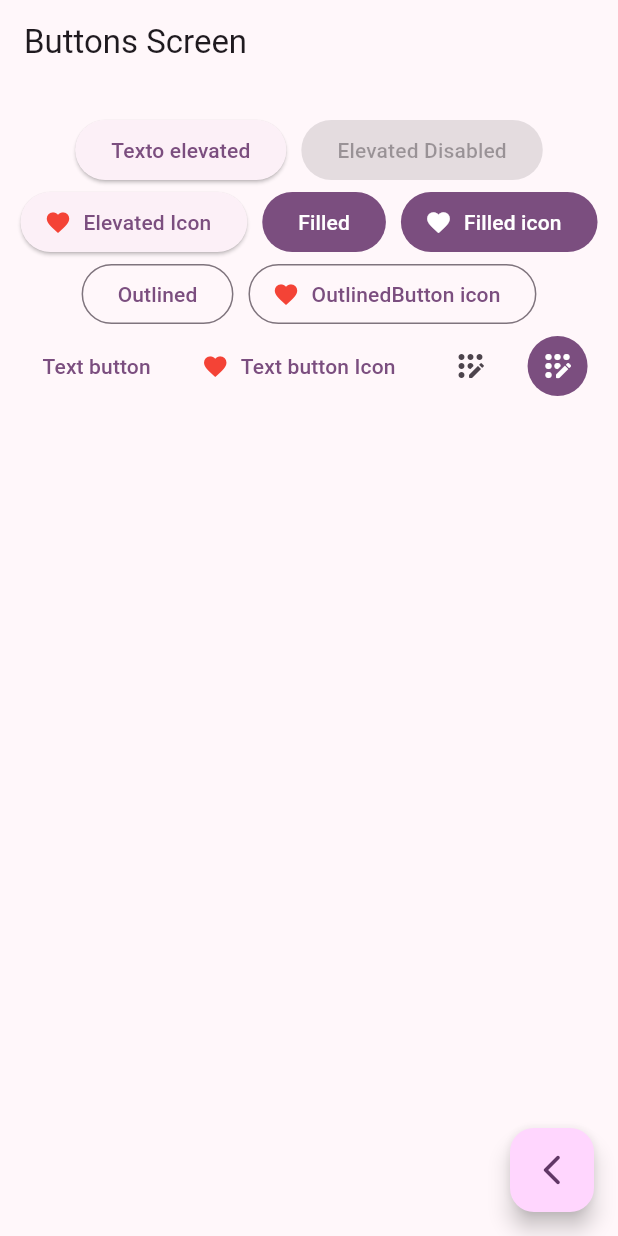
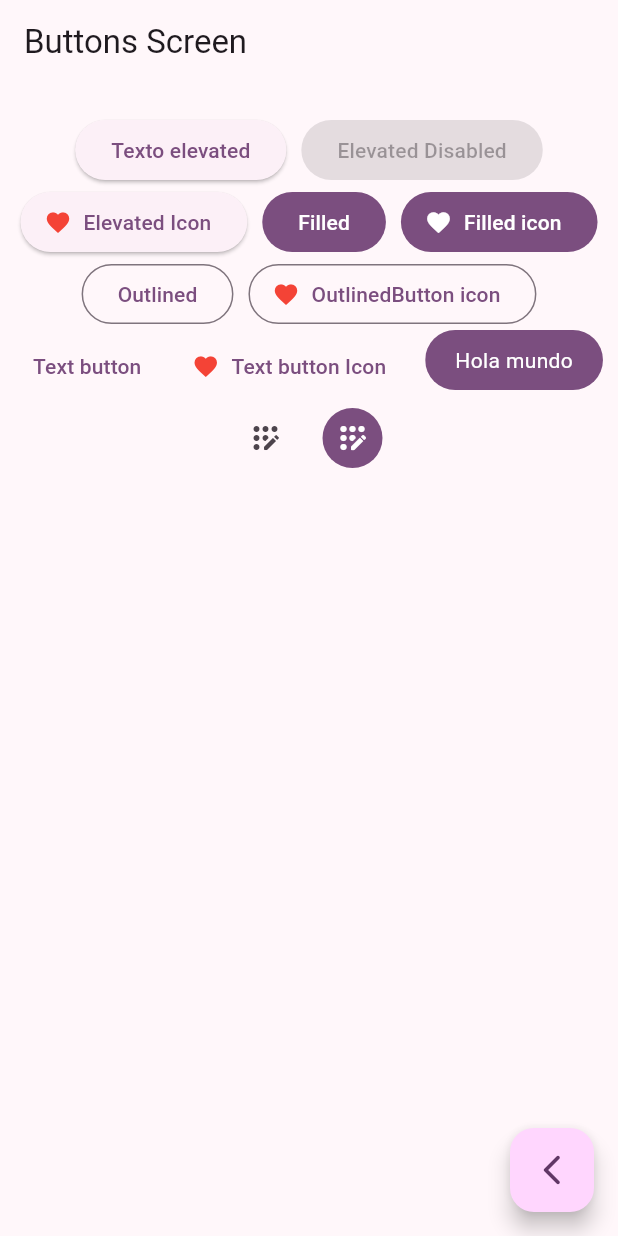
Before and after one commit to engelcituk/widgets-app, a Flutter app: the ButtonsScreen screen opened by its route, on a phone screen of 412 x 824 dp. Run offline on Flutter 3.47's test engine with Material 2 defaults, Android fonts, the phone set to English and light mode, and no system bars; our stand-ins replace go_router.

Commit message:
Botón personalizado

```diff
--- a/lib/presentation/screens/buttons/buttons_screen.dart
+++ b/lib/presentation/screens/buttons/buttons_screen.dart
@@ -29,6 +29,7 @@ class _ButtonsView extends StatelessWidget {
 
   @override
   Widget build(BuildContext context) {
+
     final colors = Theme.of(context).colorScheme;
 
     return SizedBox(
@@ -67,6 +68,7 @@ class _ButtonsView extends StatelessWidget {
               icon: const Icon( Icons.favorite, color: Colors.red),
               label: const Text('Text button Icon')
             ),
+            const CustomButton(),
             IconButton(onPressed: (){}, icon: const Icon(Icons.app_registration_rounded)),
             IconButton(
               onPressed: (){},
@@ -83,3 +85,29 @@ class _ButtonsView extends StatelessWidget {
     );
   }
 }
+
+class CustomButton extends StatelessWidget {
+  const CustomButton({super.key});
+
+  @override
+  Widget build(BuildContext context) {
+
+    final colors = Theme.of(context).colorScheme;
+
+    return ClipRRect(
+      borderRadius: BorderRadius.circular(20),
+      child: Material(
+        color: colors.primary,
+        child: InkWell(
+          onTap: () {
+
+          },
+          child: const Padding(
+            padding: EdgeInsets.symmetric(horizontal: 20, vertical: 10),
+            child: Text('Hola mundo', style: TextStyle(color: Colors.white),),
+          ),
+        ),
+      ),
+    );
+  }
+}
```
